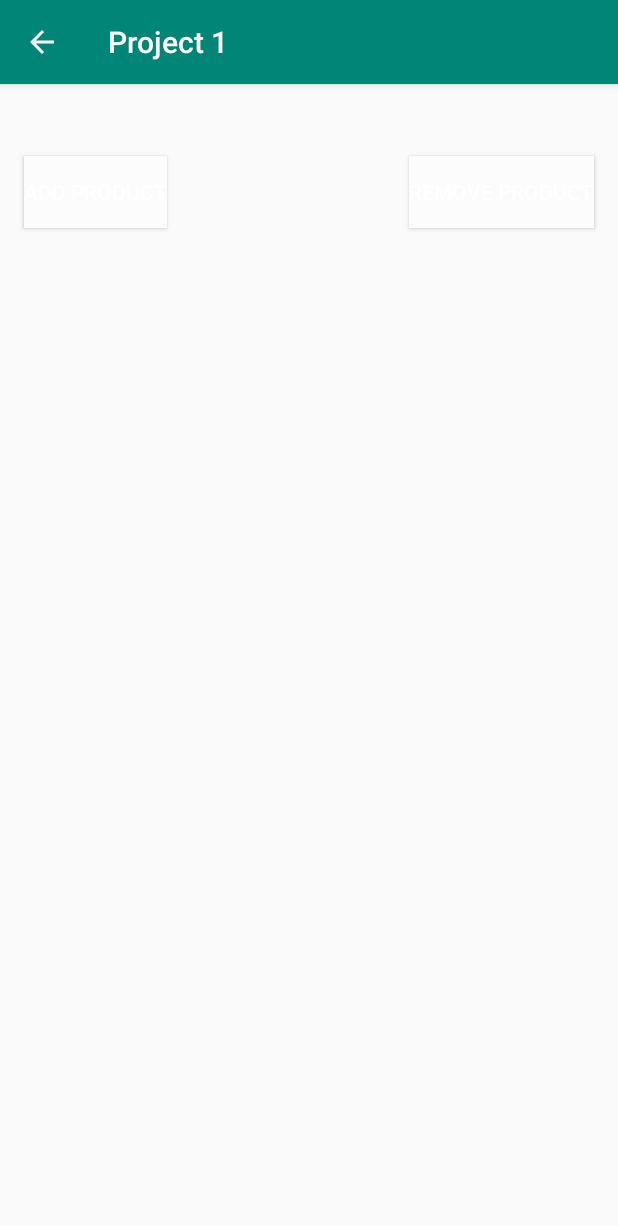
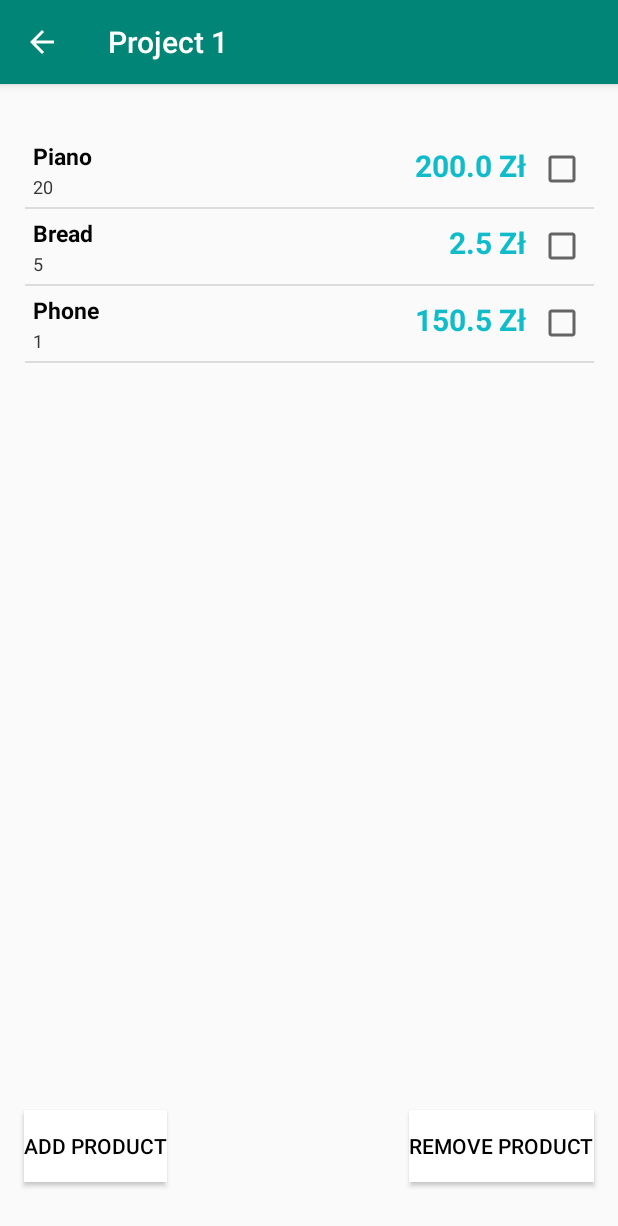
Before and after one commit to Tobiasz-Rumian/Android1, an Android app: the screen it shows after launch (ProductListActivity), after a tap on "PRODUCT LIST", on a phone screen of 412 x 824 dp. Shown: the top 1226 px of the screen. Run offline under Robolectric (Android 15) with nearby library versions, the phone set to English and light mode, and no system bars; our stand-ins replace Room's generated code, RxJava.

```diff
--- a/app/src/main/java/com/example/project1/MainActivity.kt
+++ b/app/src/main/java/com/example/project1/MainActivity.kt
@@ -8,11 +8,16 @@ import androidx.appcompat.app.AppCompatActivity
 import android.os.Bundle
 import android.view.View
 import android.widget.Button
+import androidx.room.Room
+import com.example.project1.database.AppDatabase
 
 class MainActivity : AppCompatActivity() {
     private lateinit var sharedPreferences: SharedPreferences
     private lateinit var goToProductListButton: Button
     private lateinit var goToOptionsButton: Button
+    companion object DatabaseSetup {
+        var database: AppDatabase? = null
+    }
     override fun onCreate(savedInstanceState: Bundle?) {
         super.onCreate(savedInstanceState)
         setContentView(R.layout.activity_main)
@@ -20,15 +25,15 @@ class MainActivity : AppCompatActivity() {
             Context.MODE_PRIVATE)
         goToProductListButton = findViewById(R.id.goToProductListButton)
         goToOptionsButton = findViewById(R.id.goToOptionsButton)
-
+        database =  Room.databaseBuilder(this, AppDatabase::class.java, "MyDatabase").build()
     }
 
     override fun onStart() {
         super.onStart()
-        goToProductListButton.setBackgroundColor(sharedPreferences.getInt("buttonBackgroundColor", Color.parseColor("#FCFCFC")))
-        goToProductListButton.setTextColor(sharedPreferences.getInt("buttonTextColor", Color.parseColor("#FFFFFF")))
-        goToOptionsButton.setBackgroundColor(sharedPreferences.getInt("buttonBackgroundColor", Color.parseColor("#FCFCFC")))
-        goToOptionsButton.setTextColor(sharedPreferences.getInt("buttonTextColor", Color.parseColor("#FFFFFF")))
+        goToProductListButton.setBackgroundColor(sharedPreferences.getInt("buttonBackgroundColor", Color.parseColor("#FFFFFF")))
+        goToProductListButton.setTextColor(sharedPreferences.getInt("buttonTextColor", Color.parseColor("#000000")))
+        goToOptionsButton.setBackgroundColor(sharedPreferences.getInt("buttonBackgroundColor", Color.parseColor("#FFFFFF")))
+        goToOptionsButton.setTextColor(sharedPreferences.getInt("buttonTextColor", Color.parseColor("#000000")))
     }
     fun goToProductList(view: View){
         startActivity(Intent(this,ProductListActivity::class.java))
--- a/app/src/main/java/com/example/project1/ProductListActivity.kt
+++ b/app/src/main/java/com/example/project1/ProductListActivity.kt
@@ -13,16 +13,14 @@ import androidx.room.Room
 import com.example.project1.adapters.ProductArrayAdapter
 import com.example.project1.database.AppDatabase
 import com.example.project1.models.Product
-import java.math.BigDecimal
+import io.reactivex.Observable
+import io.reactivex.schedulers.Schedulers
 import kotlin.random.Random
-import android.widget.Toast
-import android.app.Activity
-import android.os.AsyncTask
-import androidx.core.app.ComponentActivity
 import androidx.core.app.ComponentActivity.ExtraData
 import androidx.core.content.ContextCompat.getSystemService
 import android.icu.lang.UCharacter.GraphemeClusterBreak.T
-import java.lang.ref.WeakReference
+
+
 
 
 class ProductListActivity : AppCompatActivity() {
@@ -42,17 +40,7 @@ class ProductListActivity : AppCompatActivity() {
         addButton = findViewById(R.id.addProductButton)
         deleteButton = findViewById(R.id.removeProductButton)
 
-        database =
-            Room.databaseBuilder(applicationContext, AppDatabase::class.java, "products").build()
-        products = database.productDao().getAll() as ArrayList<Product>
-
-
-        database.productDao().insert(Product(1, "Piano", 200.0, 20))
-        database.productDao().insert(Product(2, "Bread", 2.5, 5))
-        database.productDao().insert(Product(3, "Phone", 150.50, 1))
-//        products.add(Product("Piano", BigDecimal.valueOf(200), 20))
-//        products.add(Product("Bread", BigDecimal.valueOf(2.5), 5))
-//        products.add(Product("Phone", BigDecimal.valueOf(150.50), 1))
+        database = MainActivity.database!!
 
         sharedPreferences = applicationContext.getSharedPreferences(
             applicationContext.packageName,
@@ -61,6 +49,23 @@ class ProductListActivity : AppCompatActivity() {
 
         adapter = ProductArrayAdapter(this, R.layout.product_row, products)
         listView.adapter = adapter
+
+        val populate = Observable.just(database)
+            .subscribeOn(Schedulers.io())
+            .subscribe { db ->
+                run {
+                    if(db.productDao().getAll().isEmpty()){
+                    db.productDao().insert(Product("Piano", 200.0, 20))
+                    db.productDao().insert(Product("Bread", 2.5, 5))
+                    db.productDao().insert(Product("Phone", 150.50, 1))
+                    }
+                    products.addAll(db.productDao().getAll())
+                    runOnUiThread {
+                        adapter.notifyDataSetChanged()
+                    }
+
+                }
+            }
     }
 
     override fun onStart() {
@@ -68,33 +73,36 @@ class ProductListActivity : AppCompatActivity() {
         addButton.setBackgroundColor(
             sharedPreferences.getInt(
                 "buttonBackgroundColor",
-                Color.parseColor("#FCFCFC")
+                Color.parseColor("#FFFFFF")
             )
         )
         addButton.setTextColor(
             sharedPreferences.getInt(
                 "buttonTextColor",
-                Color.parseColor("#FFFFFF")
+                Color.parseColor("#000000")
             )
         )
         deleteButton.setBackgroundColor(
             sharedPreferences.getInt(
                 "buttonBackgroundColor",
-                Color.parseColor("#FCFCFC")
+                Color.parseColor("#FFFFFF")
             )
         )
         deleteButton.setTextColor(
             sharedPreferences.getInt(
                 "buttonTextColor",
-                Color.parseColor("#FFFFFF")
+                Color.parseColor("#000000")
             )
         )
+    }
+
+    override fun onDestroy() {
+        super.onDestroy()
     }
 
     fun onAddProduct(view: View) {
         products.add(
             Product(
-                products.size,
                 "New Product nr." + products.size,
                 Random.nextDouble(0.0, 1000.0),
                 Random.nextInt(0, 100)
@@ -108,33 +116,4 @@ class ProductListActivity : AppCompatActivity() {
         adapter.notifyDataSetChanged()
     }
 
-    private class AgentAsyncTask(
-        activity: Activity,
-        private val email: String,
-        private val phone: String,
-        private val license: String
-    ) : AsyncTask<Void, Void, Int>() {
-
-        //Prevent leak
-        private val weakActivity: WeakReference<Activity> = WeakReference(activity)
-
-        override fun doInBackground(vararg params: Void): Int? {
-            val agentDao = MyApp.DatabaseSetup.getDatabase().agentDao()
-            return agentDao.agentsCount(email, phone, license)
-        }
-
-        override fun onPostExecute(agentsCount: Int?) {
-            val activity = weakActivity.get() ?: return
-
-            if (agentsCount > 0) {
-                //2: If it already exists then prompt user
-                Toast.makeText(activity, "Agent already exists!", Toast.LENGTH_LONG).show()
-            } else {
-                Toast.makeText(activity, "Agent does not exist! Hurray :)", Toast.LENGTH_LONG)
-                    .show()
-                activity.onBackPressed()
-            }
-        }
-    }
-
 }
--- a/app/src/main/java/com/example/project1/models/Product.kt
+++ b/app/src/main/java/com/example/project1/models/Product.kt
@@ -6,9 +6,10 @@ import androidx.room.PrimaryKey
 
 @Entity
 data class Product(
-    @PrimaryKey val uid: Int,
     @ColumnInfo(name = "title") var title: String? = "Untitled",
     @ColumnInfo(name = "price") var price: Double = 0.0,
-    @ColumnInfo(name = "amount") var amount: Int = 0,
+    @ColumnInfo(name = "amount") var amount: Int = 0
+){
+    @PrimaryKey(autoGenerate = true) var uid: Int =0
     @ColumnInfo(name = "purchased") var purchased: Boolean = false
-)
+}
--- a/app/src/main/res/layout/activity_product_list.xml
+++ b/app/src/main/res/layout/activity_product_list.xml
@@ -13,6 +13,8 @@
         android:layout_marginStart="16dp"
         android:layout_marginTop="32dp"
         android:layout_marginEnd="16dp"
+        android:layout_marginBottom="100dp"
+        app:layout_constraintBottom_toBottomOf="parent"
         app:layout_constraintEnd_toEndOf="parent"
         app:layout_constraintStart_toStartOf="parent"
         app:layout_constraintTop_toTopOf="parent" />
```
Also changed, not shown: app/build.gradle (+11 -4 lines), app/src/main/java/com/example/project1/OptionsActivity.kt (+4 -4 lines), 1 other file.
